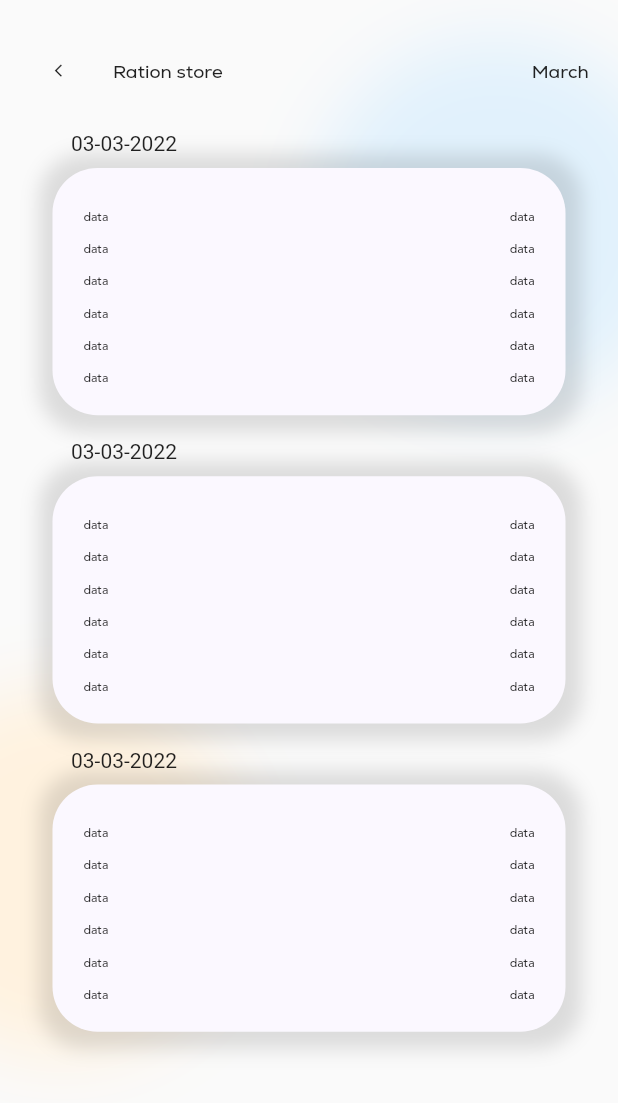
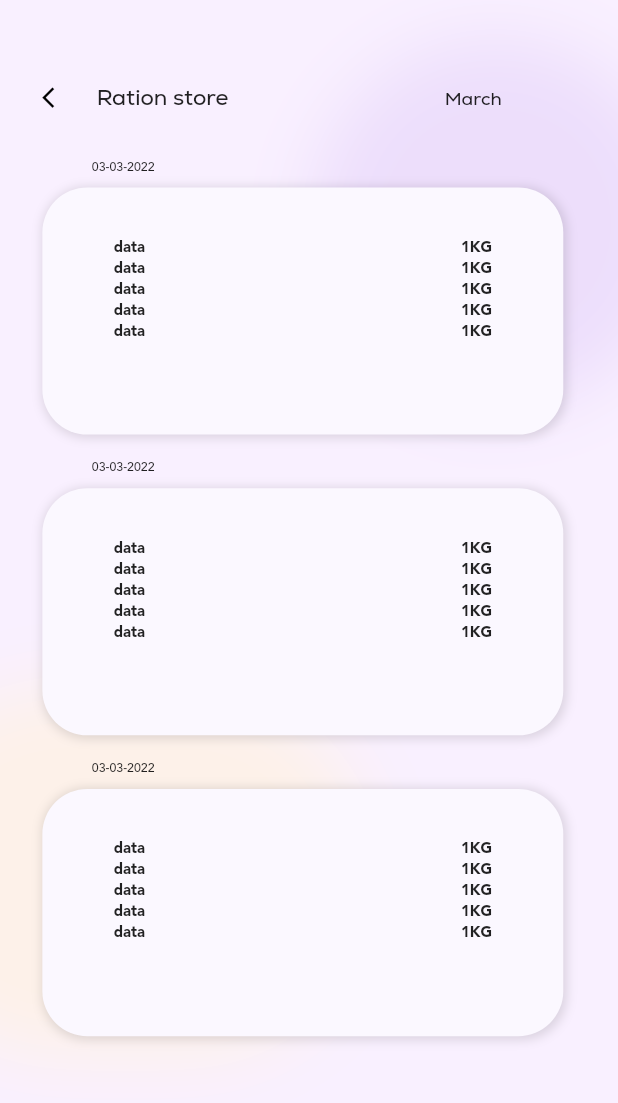
Before and after one commit to Parthosh-onwords/zamin_muthur_app, a Flutter app: the RationStorePage screen opened directly, on a phone screen of 412 x 824 dp. Shown: the top 1103 px of the screen. Run offline on Flutter 3.47's test engine with Material 2 defaults, Android fonts, the phone set to English and light mode, and no system bars; our stand-ins replace carousel_slider, firebase_auth, firebase_core, firebase_database, google_fonts, percent_indicator and 1 more; missing offline and left inert: input_history_text_field; accounts and stored records are empty; network calls fail.

```diff
--- a/lib/Screens/secondary_screen/ration_store_page.dart
+++ b/lib/Screens/secondary_screen/ration_store_page.dart
@@ -13,48 +13,55 @@ class _RationStorePageState extends State<RationStorePage> {
     final height = MediaQuery.of(context).size.height;
     final width = MediaQuery.of(context).size.width;
     return Scaffold(
-      body: Container(
-        child: Stack(
+      resizeToAvoidBottomInset: false,
+      backgroundColor: Color.fromRGBO(249, 240, 255 , 1.0),
+      body: Stack(
         children: <Widget>[
           Positioned(
-              top: height * 0.025,
-              right: width * -0.1,
-              width: width * 0.6,
-              height: height * 0.3,
+            top: height*0.025,
+            right: width*-0.1,
+            width: width*0.6,
+            height: height*0.3,
             child: Container(
               // width: 80,
               // height: height*0.5,
               decoration: BoxDecoration(
                   borderRadius: BorderRadius.circular(300),
-                    boxShadow: [
+                  boxShadow: const [
                     BoxShadow(
                         blurRadius: 40,
-                          color: Color(0xffE1F1FC),
-                          offset: Offset(1.0, 5.0))
-                    ]),
+                        color: Color.fromRGBO(125, 61, 219,0.1),
+                        offset: Offset(1.0,5.0)
+                    )
+                  ]
+              ),
+
             ),
           ),
           Positioned(
-              top: height * 0.55,
-              left: width * -0.2,
-              width: width * 0.6,
-              height: height * 0.3,
+            top: height*0.55,
+            left: width*-0.2,
+            width: width*0.8,
+            height: height*0.3,
             child: Container(
               // width: 80,
               // height: height*0.5,
               decoration: BoxDecoration(
                   borderRadius: BorderRadius.circular(300),
-                    boxShadow: [
+                  boxShadow: const [
                     BoxShadow(
                         blurRadius: 40,
-                          color: Color(0xffFFF2DF),
-                          offset: Offset(1.0, 5.0))
-                    ]),
+                        color: Color.fromRGBO(255, 242, 223,0.70),
+                        offset: Offset(1.0,5.0)
+                    )
+                  ]
+              ),
+
             ),
           ),
           Positioned(
             child: Container(
-                padding: const EdgeInsets.all(15),
+              padding: EdgeInsets.only(top: height*0.04,left: height*0.010,bottom: height*0.01,right: height*0.02),
               width: double.infinity,
               child: Column(
                 crossAxisAlignment: CrossAxisAlignment.start,
@@ -70,21 +77,22 @@ class _RationStorePageState extends State<RationStorePage> {
                         },
                         icon: Icon(
                           Icons.arrow_back_ios_new,
-                            size: height * 0.012,
+                          size: height * 0.020,
+                          color: Colors.black,
                         ),
                       ),
                       SizedBox(
-                          width: width * 0.03,
+                        width: width * 0.02,
                       ),
                       Text(
                         "Ration store",
                         style: TextStyle(
                             fontFamily: "Nexa",
-                              fontSize: height * 0.015,
+                            fontSize: height * 0.018,
                             fontWeight: FontWeight.w400),
                       ),
                       SizedBox(
-                          width: width * 0.5,
+                        width: width * 0.35,
                       ),
                       Text(
                         "March",
@@ -113,7 +121,6 @@ class _RationStorePageState extends State<RationStorePage> {
           )
         ],
       ),
-      ),
     );
   }
 
@@ -127,27 +134,28 @@ class _RationStorePageState extends State<RationStorePage> {
         crossAxisAlignment: CrossAxisAlignment.start,
         children: [
           Padding(
-            padding: EdgeInsets.only(left: width * 0.03),
-            child: Text("03-03-2022"),
+            padding: EdgeInsets.only(left: width * 0.08),
+            child: Text("03-03-2022",style: TextStyle(fontFamily: 'Avenir',fontSize: height*0.010,fontWeight: FontWeight.w500),),
           ),
           SizedBox(
             height: height * 0.01,
           ),
           Container(
-            padding: EdgeInsets.symmetric(horizontal: width * 0.05),
+            padding: EdgeInsets.symmetric(horizontal: width * 0.05,vertical: height*0.02),
             height: height * 0.20,
             width: double.infinity,
             decoration: BoxDecoration(
-              color: Color(0xffFBF8FF),
-              boxShadow: [
+              color: const Color.fromRGBO(251, 248, 255,1.0),
+              boxShadow: const [
                 BoxShadow(
                     color: Colors.black12,
-                    blurRadius: 10,
-                    spreadRadius: 10,
+                    blurRadius: 5.0,
+                    spreadRadius: 1.0,
                     offset: Offset(1.0, 1.0))
               ],
               borderRadius: BorderRadius.circular(30),
             ),
+            child: SingleChildScrollView(
               child: Column(
                 mainAxisAlignment: MainAxisAlignment.spaceBetween,
                 children: [
@@ -159,11 +167,11 @@ class _RationStorePageState extends State<RationStorePage> {
                   itemsName(height),
                   itemsName(height),
                   itemsName(height),
-                itemsName(height),
                   SizedBox(
                     height: height * 0.01,
                   ),
                 ],
+              ),
             ),
           )
         ],
@@ -173,21 +181,24 @@ class _RationStorePageState extends State<RationStorePage> {
 
   Row itemsName(double height) {
     return Row(
-      mainAxisAlignment: MainAxisAlignment.spaceBetween,
+      mainAxisAlignment: MainAxisAlignment.spaceAround,
       children: [
         Text(
-          "data",
+          "data ",
           style: TextStyle(
               fontFamily: "Avenir",
-              fontWeight: FontWeight.w400,
-              fontSize: height * 0.010),
+              fontWeight: FontWeight.w600,
+              fontSize: height * 0.012),
+        ),
+        SizedBox(
+          width: 100,
         ),
         Text(
-          "data",
+          "1KG",
           style: TextStyle(
               fontFamily: "Avenir",
-              fontWeight: FontWeight.w400,
-              fontSize: height * 0.010),
+              fontWeight: FontWeight.w600,
+              fontSize: height * 0.012),
         ),
       ],
     );
--- a/pubspec.yaml
+++ b/pubspec.yaml
@@ -41,6 +41,10 @@ dependencies:
   google_fonts:
   pin_code_fields:
   input_history_text_field:
+  firebase_auth:
+  firebase_core:
+  firebase_database:
+  cloud_firestore:
 
 dev_dependencies:
   flutter_test:
```
Also changed, not shown: lib/Screens/Login/mobilenumber_screen.dart (+25 -5 lines), lib/Screens/Login/passwors_screen.dart (+63 -66 lines), lib/Screens/secondary_screen/about_village_page.dart (+44 -36 lines), lib/main.dart (+5 -3 lines), pubspec.lock, 7 other files. Lines whose indentation alone changed are shown as unchanged.
